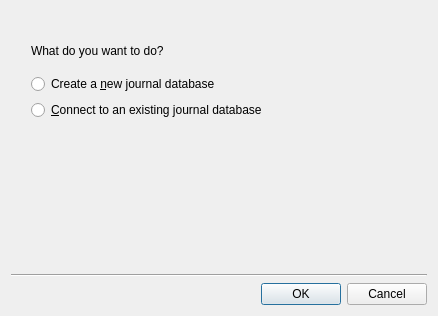
pwizard2/robojournal, file ui/firstrun.ui: the form before one commit.
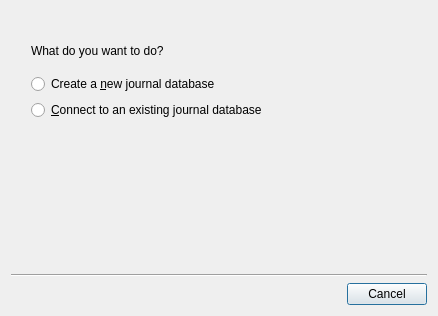
The form after the commit. Icons and pictures are not drawn.

```diff
--- a/ui/firstrun.ui
+++ b/ui/firstrun.ui
@@ -6,7 +6,7 @@
    <rect>
     <x>0</x>
     <y>0</y>
-    <width>424</width>
+    <width>434</width>
     <height>316</height>
    </rect>
   </property>
@@ -120,7 +120,7 @@
    <item>
     <widget class="QDialogButtonBox" name="buttonBox">
      <property name="standardButtons">
-      <set>QDialogButtonBox::Cancel|QDialogButtonBox::Ok</set>
+      <set>QDialogButtonBox::Cancel</set>
      </property>
     </widget>
    </item>
```
Left out of the diff: 5 changed lines with no effect on the pictures.
